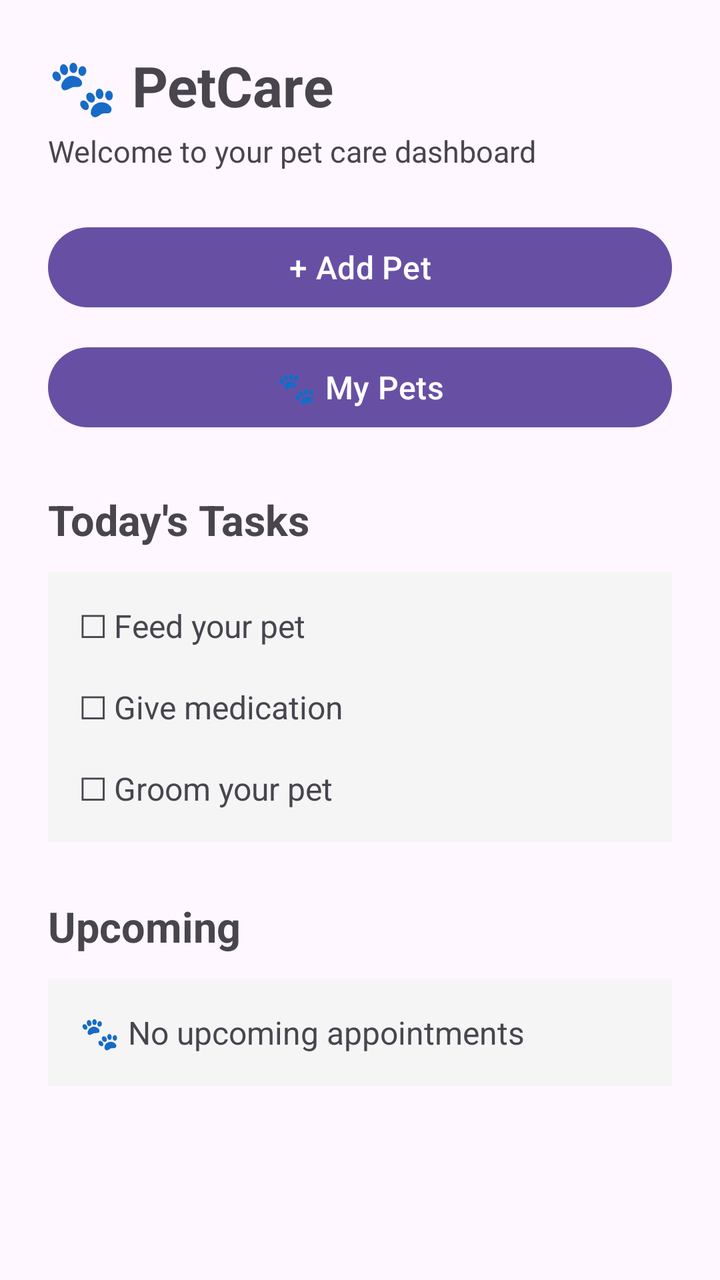
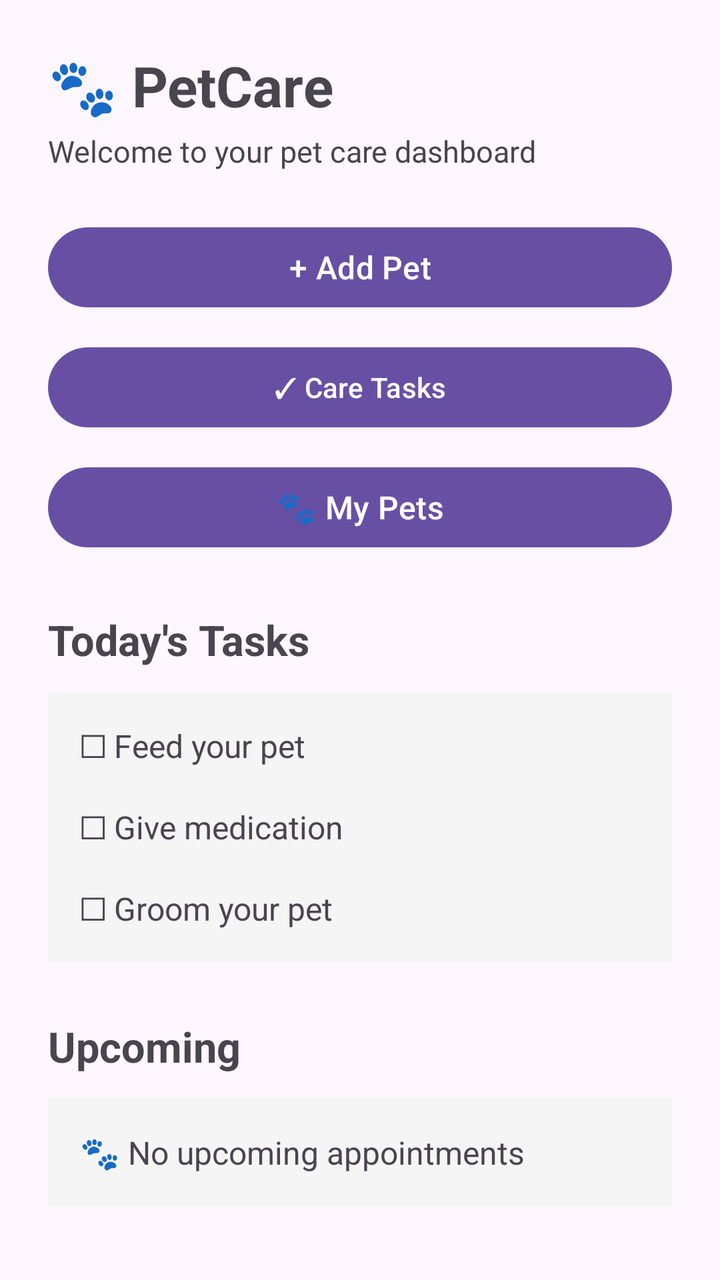

Two renders of the same Android screen: before a commit and after it. Below are the layout's source before the change and the commit's diff.
<!-- AndroidManifest.xml: application theme Theme.PetCare -->
<!-- res/layout/activity_main.xml -->
<?xml version="1.0" encoding="utf-8"?>
<ScrollView xmlns:android="http://schemas.android.com/apk/res/android"
    xmlns:app="http://schemas.android.com/apk/res-auto"
    android:id="@+id/main"
    android:layout_width="match_parent"
    android:layout_height="match_parent"
    android:fillViewport="true">

    <LinearLayout
        android:layout_width="match_parent"
        android:layout_height="wrap_content"
        android:orientation="vertical"
        android:padding="24dp">

        
        <TextView
            android:layout_width="wrap_content"
            android:layout_height="wrap_content"
            android:text="🐾 PetCare"
            android:textSize="28sp"
            android:textStyle="bold" />

        <TextView
            android:layout_width="wrap_content"
            android:layout_height="wrap_content"
            android:layout_marginTop="4dp"
            android:text="Welcome to your pet care dashboard"
            android:textSize="15sp" />

        
        <com.google.android.material.button.MaterialButton
            android:id="@+id/addPetButton"
            android:layout_width="match_parent"
            android:layout_height="wrap_content"
            android:layout_marginTop="24dp"
            android:text="+ Add Pet"
            android:textSize="16sp" />

        <com.google.android.material.button.MaterialButton
            android:id="@+id/viewPetsButton"
            android:layout_width="match_parent"
            android:layout_height="wrap_content"
            android:layout_marginTop="12dp"
            android:text="🐾 My Pets"
            android:textSize="16sp" />

        
        <TextView
            android:layout_width="wrap_content"
            android:layout_height="wrap_content"
            android:layout_marginTop="28dp"
            android:text="Today's Tasks"
            android:textSize="21sp"
            android:textStyle="bold" />

        <TextView
            android:layout_width="match_parent"
            android:layout_height="wrap_content"
            android:layout_marginTop="12dp"
            android:padding="16dp"
            android:background="#F5F5F5"
            android:text="☐ Feed your pet\n\n☐ Give medication\n\n☐ Groom your pet"
            android:textSize="16sp" />

        
        <TextView
            android:layout_width="wrap_content"
            android:layout_height="wrap_content"
            android:layout_marginTop="28dp"
            android:text="Upcoming"
            android:textSize="21sp"
            android:textStyle="bold" />

        <TextView
            android:layout_width="match_parent"
            android:layout_height="wrap_content"
            android:layout_marginTop="12dp"
            android:padding="16dp"
            android:background="#F5F5F5"
            android:text="🐾 No upcoming appointments"
            android:textSize="16sp" />

    </LinearLayout>

</ScrollView>
<!-- resources referenced by this layout -->
<resources>
  <style name="Theme.PetCare" parent="Base.Theme.PetCare" />
  <style name="Base.Theme.PetCare" parent="Theme.Material3.DayNight.NoActionBar">
          
          
      </style>
</resources>

<!-- the commit's change to res/layout/activity_main.xml (unified diff, before → after) -->
@@ -35,6 +35,13 @@
             android:layout_marginTop="24dp"
             android:text="+ Add Pet"
             android:textSize="16sp" />
+
+        <com.google.android.material.button.MaterialButton
+            android:id="@+id/viewTasksButton"
+            android:layout_width="match_parent"
+            android:layout_height="wrap_content"
+            android:layout_marginTop="12dp"
+            android:text="✓ Care Tasks" />
 
         <com.google.android.material.button.MaterialButton
             android:id="@+id/viewPetsButton"
